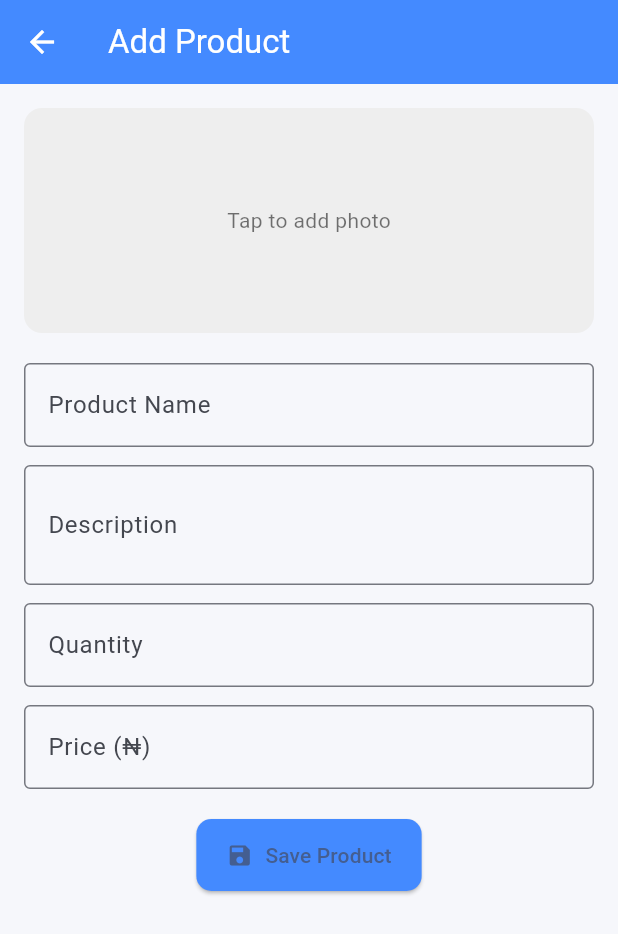
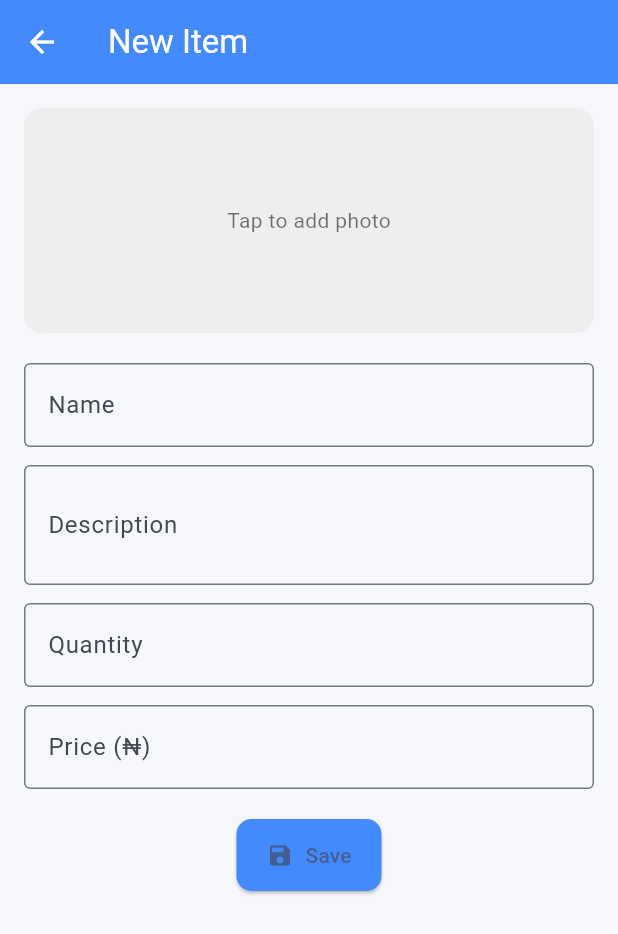
Before and after one commit to dynasteve/hng_i-mobile-stage2, a Flutter app: the AddEditProductScreen screen opened directly, on a phone screen of 412 x 824 dp. Shown: the top 934 px of the screen. Run offline on Flutter 3.47's test engine with Material 3 defaults, Android fonts, the phone set to English and light mode, and no system bars; our stand-ins replace image_picker, sqflite; accounts and stored records are empty.

Commit message:
change up UI a bit and fix sort function bug

```diff
--- a/lib/models/product.dart
+++ b/lib/models/product.dart
@@ -28,7 +28,7 @@ class Product {
     return map;
   }
 
-  // Create Product from Map
+  // Create Products from Map
   factory Product.fromMap(Map<String, dynamic> map) {
     return Product(
       id: map['id'],
--- a/lib/screens/add_edit_product_screen.dart
+++ b/lib/screens/add_edit_product_screen.dart
@@ -84,7 +84,7 @@ class _AddEditProductScreenState extends State<AddEditProductScreen> {
 
     return Scaffold(
       appBar: AppBar(
-        title: Text(isEditing ? 'Edit Product' : 'Add Product'),
+        title: Text(isEditing ? 'Update Item' : 'New Item'),
       ),
       body: SingleChildScrollView(
         padding: const EdgeInsets.all(16),
@@ -122,11 +122,11 @@ class _AddEditProductScreenState extends State<AddEditProductScreen> {
               TextFormField(
                 controller: _nameController,
                 decoration: const InputDecoration(
-                  labelText: 'Product Name',
+                  labelText: 'Name',
                   border: OutlineInputBorder(),
                 ),
                 validator: (value) =>
-                    value == null || value.isEmpty ? 'Enter product name' : null,
+                    value == null || value.isEmpty ? 'Enter Item name' : null,
               ),
               const SizedBox(height: 12),
 
@@ -174,7 +174,7 @@ class _AddEditProductScreenState extends State<AddEditProductScreen> {
                 ),
                 onPressed: _saveProduct,
                 icon: const Icon(Icons.save),
-                label: Text(isEditing ? 'Update Product' : 'Save Product'),
+                label: Text(isEditing ? 'Update' : 'Save'),
               ),
             ],
           ),
--- a/lib/screens/home_screen.dart
+++ b/lib/screens/home_screen.dart
@@ -97,7 +97,7 @@ class _HomeScreenState extends State<HomeScreen> {
                 child: ElevatedButton.icon(
                   onPressed: () => Navigator.pop(context),
                   icon: const Icon(Icons.close),
-                  label: const Text('Close Panel'),
+                  label: const Text('Close'),
                   style: ElevatedButton.styleFrom(
                     minimumSize: const Size(double.infinity, 48),
                   ),
@@ -168,7 +168,7 @@ class _HomeScreenState extends State<HomeScreen> {
               child: products.isEmpty
                   ? const Center(
                       child: Text(
-                        'No products found.',
+                        'No products found.\nAdd new product with the button below',
                         style: TextStyle(
                           fontSize: 18,
                           color: Colors.black54,
@@ -257,7 +257,7 @@ class _HomeScreenState extends State<HomeScreen> {
       floatingActionButton: FloatingActionButton.extended(
         onPressed: () => _openAddProduct(context),
         icon: const Icon(Icons.add),
-        label: const Text('Add Product'),
+        label: const Text('Add New Product'),
       ),
     );
   }
```
